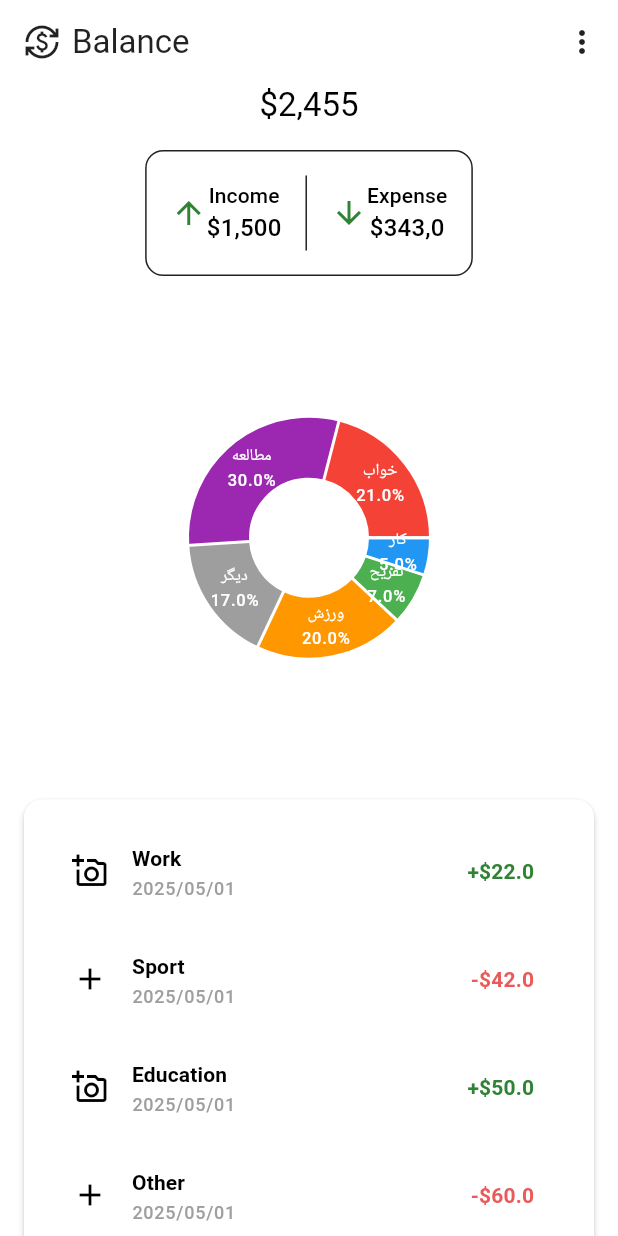
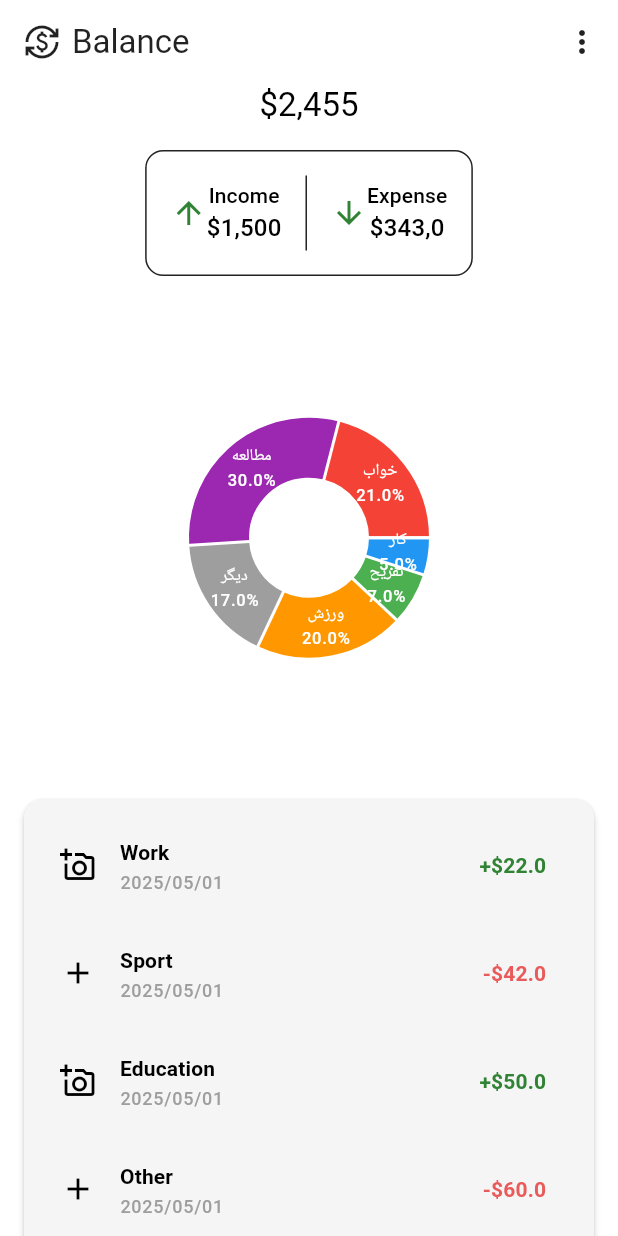
Before and after one commit to hexfa/FinanceManager, a Flutter app: the screen it shows after launch, on a phone screen of 412 x 824 dp. Run offline on Flutter 3.47's test engine with Material 3 defaults, Android fonts, the phone set to English and light mode, and no system bars; drawn by our look-alikes of fl_chart; our stand-ins replace equatable, flutter_bloc, google_fonts; generated files the repository leaves out were written again.

Commit message:
Improve transaction list ui

```diff
--- a/lib/core/theme/colors.dart
+++ b/lib/core/theme/colors.dart
@@ -15,7 +15,7 @@ final Color secondaryContainerColor = Colors.green[50]!;
 const Color onSecondaryContainerColor = Color(0xFF07A222);
 const Color error = Color(0xffea5a5a);
 const Color onError = Colors.white;
-const Color cardOnSurface = Colors.white12;
+const Color cardOnSurface = Color(0xFFF5F5F5);
 
 /// Dark Theme Colors
 const Color darkBackgroundColor = Color(0xFF2f2f2f);
@@ -30,4 +30,4 @@ const Color darkTertiary = Colors.grey;
 final Color darkTertiaryContainer = Colors.grey[800]!;
 const Color darkError = Color(0xffea5a5a);
 const Color darkOnError = Colors.black;
-const Color darkCardOnSurface = Colors.black45;
+const Color darkCardOnSurface = Color(0xFF1E1E1E);
--- a/lib/presentation/view/screens/home/home.dart
+++ b/lib/presentation/view/screens/home/home.dart
@@ -40,6 +40,7 @@ class HomeScreen extends BaseStatelessWidget {
                     IncomeExpenseSummary(income: income, expense: expense),
                     CustomPieChart(data: data),
                     Card(
+                      color: theme(context).colorScheme.surfaceContainer,
                       margin: const EdgeInsets.all(16),
                       shape: RoundedRectangleBorder(
                         borderRadius: BorderRadius.circular(12),
@@ -47,8 +48,8 @@ class HomeScreen extends BaseStatelessWidget {
                       elevation: 2,
                       child: Padding(
                         padding: const EdgeInsets.symmetric(
-                          vertical: 12,
-                          horizontal: 16,
+                          vertical: 8,
+                          horizontal: 8,
                         ),
                         child: TransactionTile(data: tranactions),
                       ),
```
